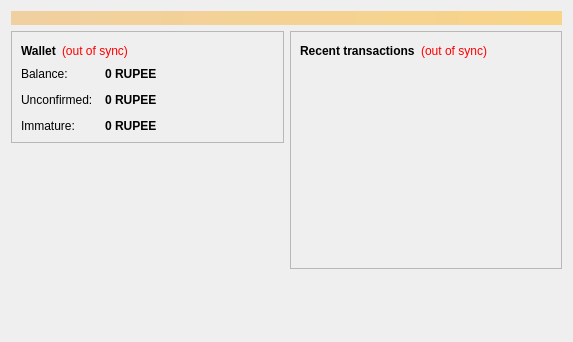
First picture: the form in src/qt/forms/overviewpage.ui, repository bitcoinblockholes/RUPEE, before the edit.
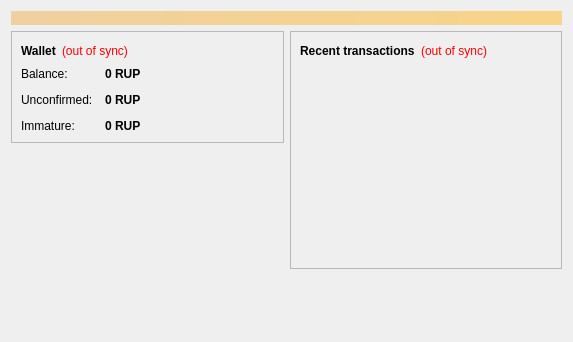
Second picture: the form after the edit.

```diff
--- a/src/qt/forms/overviewpage.ui
+++ b/src/qt/forms/overviewpage.ui
@@ -122,7 +122,7 @@
                <string>Your current balance</string>
               </property>
               <property name="text">
-               <string notr="true">0 RUPEE</string>
+               <string notr="true">0 RUP</string>
               </property>
               <property name="textInteractionFlags">
                <set>Qt::LinksAccessibleByMouse|Qt::TextSelectableByKeyboard|Qt::TextSelectableByMouse</set>
@@ -151,7 +151,7 @@
                <string>Total of transactions that have yet to be confirmed, and do not yet count toward the current balance</string>
               </property>
               <property name="text">
-               <string notr="true">0 RUPEE</string>
+               <string notr="true">0 RUP</string>
               </property>
               <property name="textInteractionFlags">
                <set>Qt::LinksAccessibleByMouse|Qt::TextSelectableByKeyboard|Qt::TextSelectableByMouse</set>
@@ -177,7 +177,7 @@
                <string>Mined balance that has not yet matured</string>
               </property>
               <property name="text">
-               <string notr="true">0 RUPEE</string>
+               <string notr="true">0 RUP</string>
               </property>
               <property name="textInteractionFlags">
                <set>Qt::LinksAccessibleByMouse|Qt::TextSelectableByKeyboard|Qt::TextSelectableByMouse</set>
```
Left out of the diff: 4 changed lines with no effect on the pictures.
